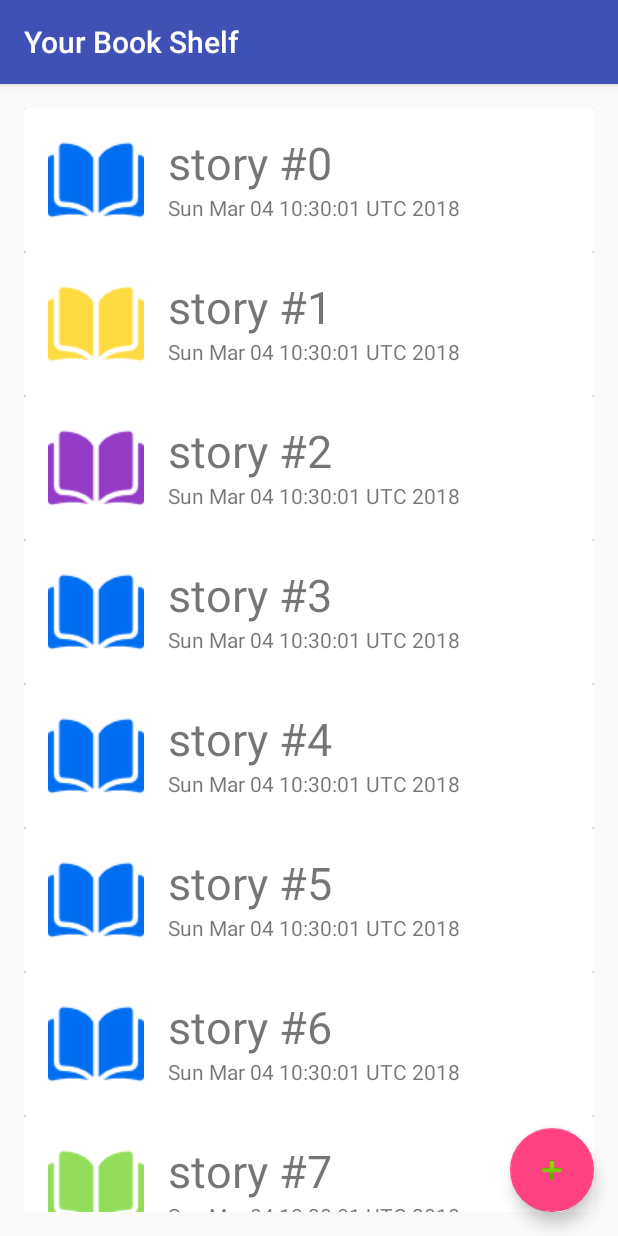
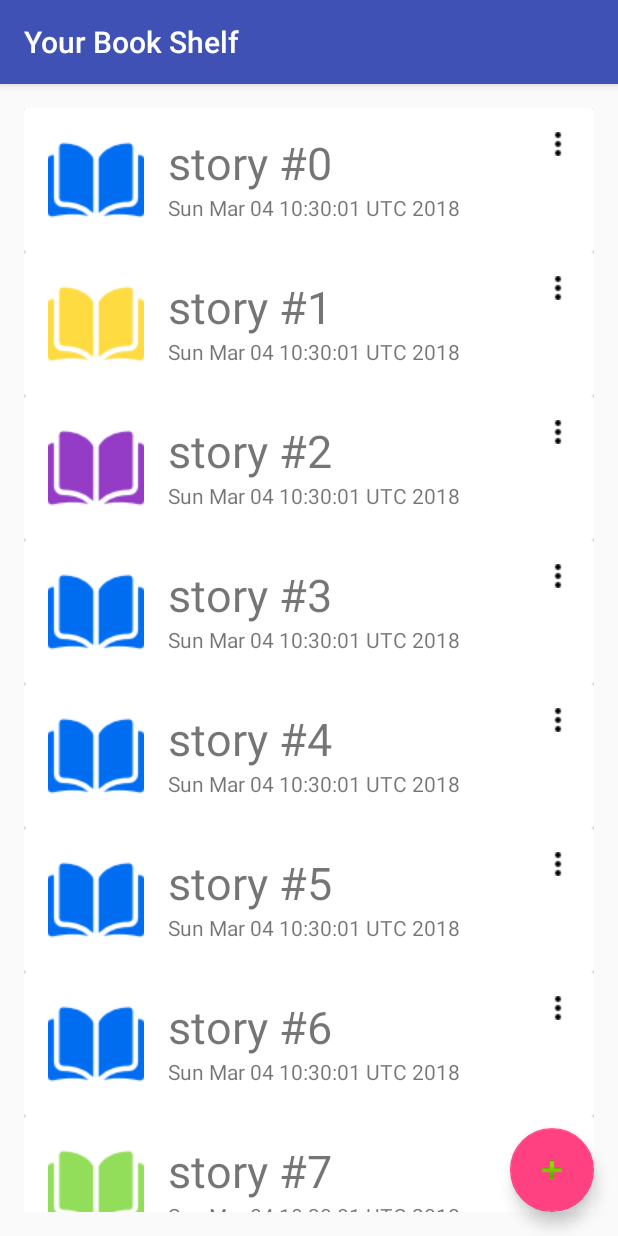
Before and after one commit to AliaaOthman95/Graduation-Project, an Android app: the screen it shows after launch (Book_Shelf_Activity), on a phone screen of 412 x 824 dp. Run offline under Robolectric (Android 15) with nearby library versions, the phone set to English and light mode, and no system bars.

Commit message:
adding pop menu to story card

```diff
--- a/app/src/main/java/eg/alexu/eng/mobdev/gradprojdemo/controller/adaptors/BookShelfAdaptor.java
+++ b/app/src/main/java/eg/alexu/eng/mobdev/gradprojdemo/controller/adaptors/BookShelfAdaptor.java
@@ -44,7 +44,7 @@ import eg.alexu.eng.mobdev.gradprojdemo.view.Book_Shelf_Activity;
         }
 
         @Override
-        public void onBindViewHolder(StroyCardViewHolder holder, final int index) {
+        public void onBindViewHolder(final StroyCardViewHolder holder, final int index) {
 
             holder.storyName.setText(storyList.get(index).getStroyName());
 
@@ -54,11 +54,19 @@ import eg.alexu.eng.mobdev.gradprojdemo.view.Book_Shelf_Activity;
             int coverImageId = context.getResources().getIdentifier(coverName,
                     "drawable", context.getPackageName());
             holder.storyCover.setImageResource(coverImageId);
+
             holder.setItemClickListener(new ItemClickListener() {
                 @Override
                 public void onClick(View view, int pos) {
-                    Toast.makeText(context,"you clicked on "+ storyList.get(index).getStroyName(),Toast.LENGTH_LONG).show();
                     shelfInstance.onClickBook(index);
+                }
+            });
+
+
+            holder.popMenu.setOnClickListener(new View.OnClickListener() {
+                @Override
+                public void onClick(View view) {
+                    shelfInstance.onOptionsClick(index, holder.popMenu);
                 }
             });
 
@@ -83,6 +91,7 @@ import eg.alexu.eng.mobdev.gradprojdemo.view.Book_Shelf_Activity;
             TextView storyName;
             TextView storyDate;
             ImageView storyCover;
+            ImageView popMenu;
             ItemClickListener itemClickListener;
 
 
@@ -92,6 +101,7 @@ import eg.alexu.eng.mobdev.gradprojdemo.view.Book_Shelf_Activity;
                 storyName = (TextView)itemView.findViewById(R.id.story_name);
                 storyDate = (TextView)itemView.findViewById(R.id.story_date);
                 storyCover = (ImageView)itemView.findViewById(R.id.story_cover);
+                popMenu = (ImageView) itemView.findViewById(R.id.story_pop_menu);
                 itemView.setOnClickListener(this);
             }
 
--- a/app/src/main/res/layout/story_crad_view.xml
+++ b/app/src/main/res/layout/story_crad_view.xml
@@ -26,6 +26,7 @@
             android:layout_toRightOf="@+id/story_cover"
             android:layout_alignParentTop="true"
             android:textSize="30sp"
+
             />
 
         <TextView
@@ -34,7 +35,18 @@
             android:id="@+id/story_date"
             android:layout_toRightOf="@+id/story_cover"
             android:layout_below="@+id/story_name"
+
             />
+        <ImageView
+            android:id="@+id/story_pop_menu"
+            android:layout_width="wrap_content"
+            android:layout_height="wrap_content"
+            android:layout_alignParentRight="true"
+            android:layout_alignParentTop="true"
+            android:paddingLeft="@dimen/activity_horizontal_margin"
+            android:src="@drawable/menu"
+            android:textAppearance="?android:textAppearanceLarge" />
+
 
     </RelativeLayout>
 
--- /dev/null
+++ b/app/src/main/res/menu/card_pop_menu.xml
@@ -0,0 +1,20 @@
+<?xml version="1.0" encoding="utf-8"?>
+<menu xmlns:android="http://schemas.android.com/apk/res/android">
+
+    <item
+        android:id="@+id/story_menu_play"
+        android:title="Play"
+        />
+
+    <item
+        android:id="@+id/story_menu_del"
+        android:title="Delete"
+        />
+
+    <item
+        android:id="@+id/story_menu_other"
+        android:title="Other"
+        />
+
+
+</menu>
```
Also changed, not shown: app/src/main/java/eg/alexu/eng/mobdev/gradprojdemo/view/Book_Shelf_Activity.java (+43 -2 lines), app/src/main/res/drawable/menu.png (added).
